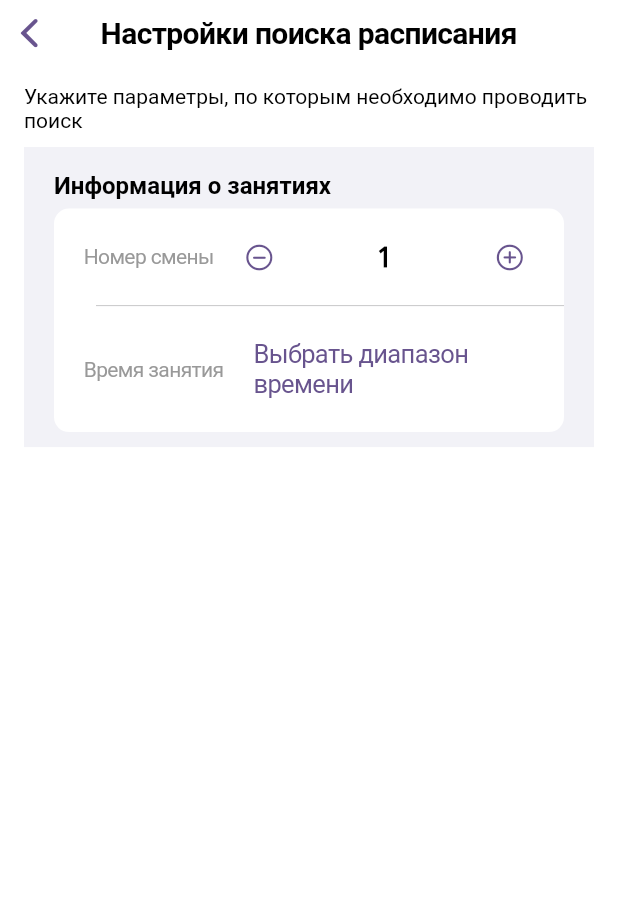
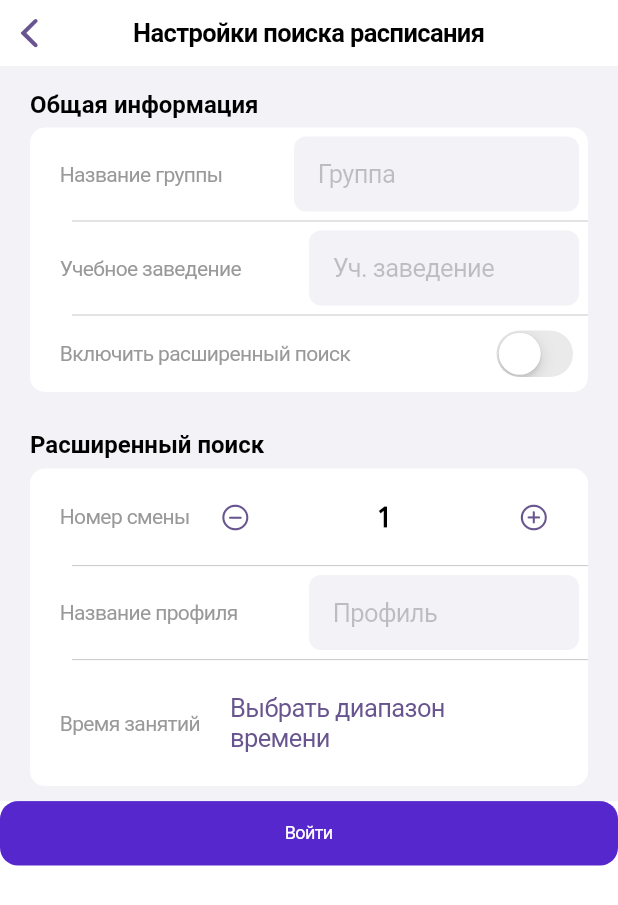
Before and after one commit to EgorSborschikov/duma_mobile, a Flutter app: the ScheduleSearchIosPage screen opened directly, on a phone screen of 412 x 824 dp. Shown: the top 905 px of the screen. Run offline on Flutter 3.47's test engine with Material 3 defaults, Android fonts, the phone set to English and light mode, and no system bars; our stand-ins replace device_preview; Roboto replaces fonts that are missing (San Francisco, Ubuntu).

Commit message:
add options for schedule search page on native ios

```diff
--- a/lib/presentation/features/search/view/ui/search_ios/schedule_search_ios_page.dart
+++ b/lib/presentation/features/search/view/ui/search_ios/schedule_search_ios_page.dart
@@ -1,10 +1,9 @@
-import 'package:duma/presentation/common/components_for_ios/custom_top_navigation_bar/custom_top_navigation_bar.dart';
-import 'package:duma/presentation/features/search/view/ui/search_ios/search_parameters_form.dart';
-import 'package:duma/presentation/features/search/view/ui/search_ios/ui/time_range_picker.dart';
-import 'package:duma/presentation/features/search/view/ui/search_ios/ui/value_switcher.dart';
 import 'package:flutter/cupertino.dart';
+import 'search_parameters_form.dart';
+import 'ui/time_range_picker.dart';
+import 'ui/value_switcher.dart';
 
-class ScheduleSearchIosPage extends StatefulWidget{
+class ScheduleSearchIosPage extends StatefulWidget {
   const ScheduleSearchIosPage({super.key});
 
   @override
@@ -12,52 +11,128 @@ class ScheduleSearchIosPage extends StatefulWidget{
 }
 
 class _ScheduleSearchIosPageState extends State<ScheduleSearchIosPage> {
-  int selectedNumber = 1;
+  bool _isAdvancedOptionsEnabled = false;
 
   @override
   Widget build(BuildContext context) {
     return CupertinoPageScaffold(
       backgroundColor: CupertinoColors.white,
-      navigationBar: CustomTopNavigationBar(
-        title: 'Настройки поиска расписания'
+      navigationBar: CupertinoNavigationBar(
+        middle: Text('Настройки поиска расписания'),
       ),
       child: SafeArea(
-        child: Padding(
-          padding: const EdgeInsets.symmetric(horizontal: 16.0),
-          child: SingleChildScrollView(
-            child: Column(
-              crossAxisAlignment: CrossAxisAlignment.center,
-              mainAxisAlignment: MainAxisAlignment.start,
-              children: [
-                Text(
-                  'Укажите параметры, по которым необходимо проводить поиск',
-                  style: TextStyle(
-                    fontFamily: 'Ubuntu',
-                    fontWeight: FontWeight.normal,
-                    fontSize: 14,
-                    color: CupertinoColors.black,
-                    decoration: TextDecoration.none
+        child: CustomScrollView(
+          slivers: <Widget>[
+            SliverToBoxAdapter(
+              child: SearchItemsIos(
+                header: 'Общая информация',
+                options: [
+                  SearchParametersOption(
+                    title: 'Название группы',
+                    child: Container(
+                      width: 190,
+                      height: 50,
+                      decoration: BoxDecoration(
+                        color: CupertinoColors.systemGrey6,
+                        borderRadius: BorderRadius.circular(8.0),
+                      ),
+                      child: CupertinoTextField(
+                        placeholder: 'Группа',
+                        padding: const EdgeInsets.symmetric(horizontal: 16),
+                        decoration: const BoxDecoration(),
                       ),
                     ),
-                const SizedBox(height: 10),
-                SearchItemsIos(
-                  header: 'Информация о занятиях',
+                  ),
+                  SearchParametersOption(
+                    title: 'Учебное заведение',
+                    child: Container(
+                      width: 180,
+                      height: 50,
+                      decoration: BoxDecoration(
+                        color: CupertinoColors.systemGrey6,
+                        borderRadius: BorderRadius.circular(8.0),
+                      ),
+                      child: CupertinoTextField(
+                        placeholder: 'Уч. заведение',
+                        padding: const EdgeInsets.symmetric(horizontal: 16),
+                        decoration: const BoxDecoration(),
+                      ),
+                    ),
+                  ),
+                  SearchParametersOption(
+                    title: 'Включить расширенный поиск',
+                    child: CupertinoSwitch(
+                      value: false,
+                      onChanged: _openMoreMenuSearchSchedule,
+                    ),
+                  ),
+                ],
+              ),
+            ),
+            SliverToBoxAdapter(
+              child: SearchItemsIos(
+                header: 'Расширенный поиск',
                 options: [
                   SearchParametersOption(
                     title: 'Номер смены',
                     child: ValueSwitcher()
                   ),
                   SearchParametersOption(
-                      title: 'Время занятия',
+                    title: 'Название профиля',
+                    child: Container(
+                      width: 180,
+                      height: 50,
+                      decoration: BoxDecoration(
+                        color: CupertinoColors.systemGrey6,
+                        borderRadius: BorderRadius.circular(8.0),
+                      ),
+                      child: CupertinoTextField(
+                        placeholder: 'Профиль',
+                        padding: const EdgeInsets.symmetric(horizontal: 16),
+                        decoration: const BoxDecoration(),
+                      ),
+                    ),
+                  ),
+                  SearchParametersOption(
+                    title: 'Время занятий',
                     child: TimeRangePicker()
                   ),
                 ],
               ),
+            ),
+            SliverToBoxAdapter(
+              child: SizedBox(
+                width: 200,
+                height: 43,
+                child: CupertinoButton(
+                  padding: EdgeInsets.symmetric(),
+                  color: Color(0xFF5727CE),
+                  onPressed: () {
+
+                  },
+                  child: Text(
+                    'Войти',
+                    style: TextStyle(
+                      fontFamily: 'Ubuntu',
+                      fontWeight: FontWeight.normal,
+                      fontSize: 12,
+                      color: CupertinoColors.white,
+                    ),
+                  ),
+                ),
+              ),
+            ),
           ],
-            ),
-          )
         ),
       ),
     );
   }
+  void _openMoreMenuSearchSchedule(bool value) {
+    setState(() {
+      _isAdvancedOptionsEnabled = value;
+      if (_isAdvancedOptionsEnabled = true) {
+        // Ваша логика здесь
       }
+    });
+  }
+}
--- a/lib/presentation/features/search/view/ui/search_ios/ui/time_range_picker.dart
+++ b/lib/presentation/features/search/view/ui/search_ios/ui/time_range_picker.dart
@@ -25,10 +25,10 @@ class _TimeRangePickerState extends State<TimeRangePicker> {
                   initialTimerDuration: startTime != null
                       ? Duration(hours: startTime!.hour, minutes: startTime!.minute)
                       : Duration(hours: 9, minutes: 0),
-                  mode: CupertinoTimerPickerMode.ms,
+                  mode: CupertinoTimerPickerMode.hm, // Изменено на hm для выбора часов и минут
                   onTimerDurationChanged: (Duration newDuration) {
                     setState(() {
-                      startTime = TimeOfDay(hour: newDuration.inHours, minute: newDuration.inMinutes % 60);
+                      startTime = TimeOfDay(hour: newDuration.inHours % 24, minute: newDuration.inMinutes % 60);
                     });
                   },
                 ),
@@ -41,10 +41,10 @@ class _TimeRangePickerState extends State<TimeRangePicker> {
                   initialTimerDuration: endTime != null
                       ? Duration(hours: endTime!.hour, minutes: endTime!.minute)
                       : Duration(hours: 17, minutes: 0),
-                  mode: CupertinoTimerPickerMode.ms,
+                  mode: CupertinoTimerPickerMode.hm, // Изменено на hm для выбора часов и минут
                   onTimerDurationChanged: (Duration newDuration) {
                     setState(() {
-                      endTime = TimeOfDay(hour: newDuration.inHours, minute: newDuration.inMinutes % 60);
+                      endTime = TimeOfDay(hour: newDuration.inHours % 24, minute: newDuration.inMinutes % 60);
                     });
                   },
                 ),
```
Lines whose indentation alone changed are shown as unchanged.
